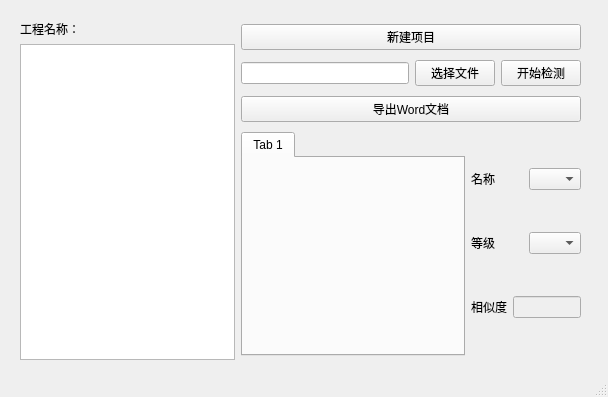
The window that sewerclient.ui (Bigone19/sewer) describes before a commit, drawn with Qt 5.
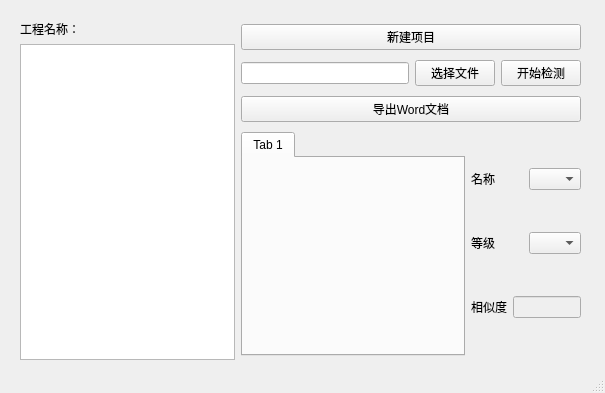
The same window after the commit.

Diff of the .ui file:
```diff
--- a/sewerclient.ui
+++ b/sewerclient.ui
@@ -6,8 +6,8 @@
    <rect>
     <x>0</x>
     <y>0</y>
-    <width>608</width>
-    <height>397</height>
+    <width>605</width>
+    <height>393</height>
    </rect>
   </property>
   <property name="windowTitle">
```
